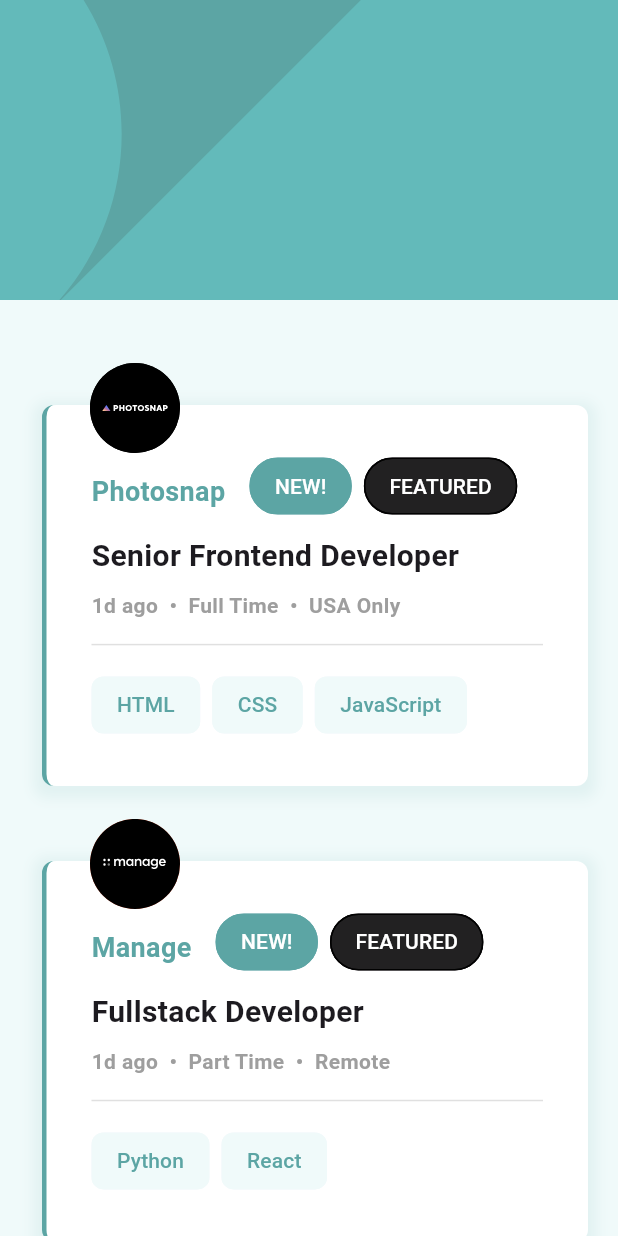
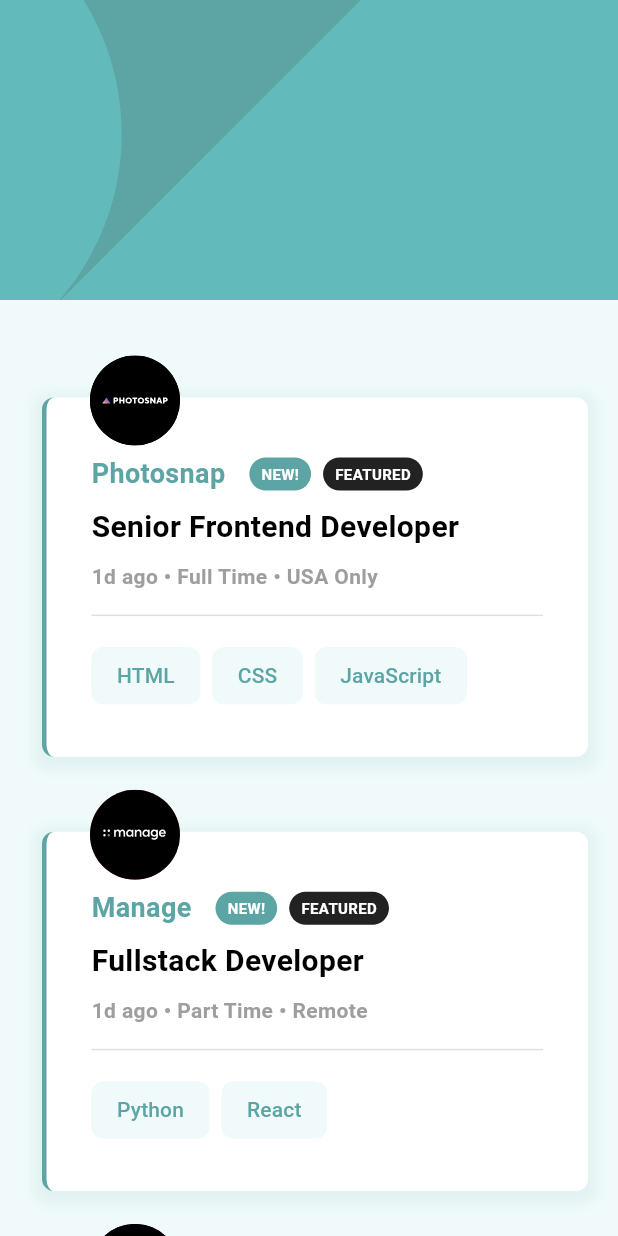
Before and after one commit to hammadalive7/job_listing, a Flutter app: the screen it shows after launch, on a phone screen of 412 x 824 dp. Run offline on Flutter 3.47's test engine with Material 3 defaults, Android fonts, the phone set to English and light mode, and no system bars; our stand-ins replace flutter_svg.

```diff
--- /dev/null
+++ b/lib/constants/colors.dart
@@ -0,0 +1,4 @@
+import 'dart:ui';
+
+const primaryColor = Color(0xff5ca5a4);
+const secondaryColor = Color(0xfff0fafa);
--- /dev/null
+++ b/lib/constants/strings.dart
@@ -0,0 +1,5 @@
+
+const String appName = "Jobs Listing";
+const String newJob = "NEW!";
+const String featuredJob = "FEATURED";
+const String filterClear = "Clear";
--- a/lib/main.dart
+++ b/lib/main.dart
@@ -1,8 +1,16 @@
 import 'package:flutter/material.dart';
+import 'package:flutter_listing/constants/strings.dart';
+import 'package:flutter_listing/providers/job_provider.dart';
+import 'package:provider/provider.dart';
 import 'views/job_listing_screen/job_listing_screen.dart';
 
 void main() {
-  runApp(MyApp());
+  runApp(
+    ChangeNotifierProvider(
+      create: (context) => JobProvider(),
+      child: MyApp(),
+    ),
+  );
 }
 
 class MyApp extends StatelessWidget {
@@ -10,11 +18,11 @@ class MyApp extends StatelessWidget {
   Widget build(BuildContext context) {
     return MaterialApp(
       debugShowCheckedModeBanner: false,
-      title: 'Job Listings',
+      title: appName,
       theme: ThemeData(
         primarySwatch: Colors.teal,
       ),
-      home: HomeScreen(),
+      home: const JobListingScreen(),
     );
   }
 }
--- /dev/null
+++ b/lib/providers/job_provider.dart
@@ -0,0 +1,39 @@
+import 'package:flutter/material.dart';
+import 'package:flutter_listing/data/listing_data.dart';
+import 'package:flutter_listing/model/listing_model.dart';
+
+class JobProvider with ChangeNotifier {
+  final List<Jobs> _jobs = data.map((jobData) => Jobs.fromJson(jobData)).toList();
+  final List<String> _selectedFilters = [];
+
+  List<Jobs> get jobs => _jobs;
+  List<String> get selectedFilters => _selectedFilters;
+
+  void addFilter(String filter) {
+    if (!_selectedFilters.contains(filter)) {
+      _selectedFilters.add(filter);
+      notifyListeners();
+    }
+  }
+
+  void removeFilter(String filter) {
+    _selectedFilters.remove(filter);
+    notifyListeners();
+  }
+
+  void clearFilters() {
+    _selectedFilters.clear();
+    notifyListeners();
+  }
+
+  List<Jobs> get filteredJobs {
+    if (_selectedFilters.isEmpty) {
+      return _jobs;
+    } else {
+      return _jobs.where((job) {
+        final allTags = [...job.languages, ...job.tools];
+        return _selectedFilters.every((filter) => allTags.contains(filter));
+      }).toList();
+    }
+  }
+}
--- a/lib/views/job_listing_screen/components/custom_header.dart
+++ b/lib/views/job_listing_screen/components/custom_header.dart
@@ -1,4 +1,5 @@
 import 'package:flutter/material.dart';
+import 'package:flutter_listing/constants/colors.dart';
 import 'package:flutter_svg/flutter_svg.dart';
 
 class CustomHeader extends StatelessWidget {
@@ -9,7 +10,7 @@ class CustomHeader extends StatelessWidget {
   @override
   Widget build(BuildContext context) {
     return Container(
-      color: const Color(0xff5ca5a4),
+      color: primaryColor,
       height: isMobile ? 200.0 : 300.0,
       width: double.infinity,
       child: SvgPicture.asset(
--- a/lib/views/job_listing_screen/components/job_card.dart
+++ b/lib/views/job_listing_screen/components/job_card.dart
@@ -1,9 +1,9 @@
-import 'package:flutter/foundation.dart';
 import 'package:flutter/material.dart';
+import 'package:flutter_listing/constants/colors.dart';
 import 'package:flutter_listing/model/listing_model.dart';
 import 'package:flutter_svg/flutter_svg.dart';
 import 'job_card_text.dart';
-import 'job_carf_chips.dart';
+import 'job_card_chips.dart';
 
 class JobCard extends StatelessWidget {
   final Jobs job;
@@ -17,7 +17,8 @@ class JobCard extends StatelessWidget {
 
   @override
   Widget build(BuildContext context) {
-    return LayoutBuilder(builder: (context, constraints) {
+    final bool isWideScreen = MediaQuery.of(context).size.width > 800;
+
     return Stack(
       children: [
         Padding(
@@ -26,7 +27,7 @@ class JobCard extends StatelessWidget {
             decoration: BoxDecoration(
               boxShadow: [
                 BoxShadow(
-                    color: const Color(0xff5ca5a4).withOpacity(0.1),
+                  color:  primaryColor.withOpacity(0.1),
                   spreadRadius: 5,
                   blurRadius: 7,
                   offset: const Offset(0, 3), // changes position of shadow
@@ -37,51 +38,22 @@ class JobCard extends StatelessWidget {
               border: Border(
                 left: BorderSide(
                   style: BorderStyle.solid,
-                    color: job.isFeatured
-                        ? const Color(0xff5ca5a4)
-                        : Colors.white, // Blue color
-                    width: 3.0, // Thickness
+                  color:
+                      job.isFeatured ? primaryColor: Colors.white,
+                  width: 3.0,
                 ),
               ),
             ),
             child: Padding(
               padding: const EdgeInsets.all(30.0),
-                child: constraints.maxWidth > 800
-                    ? Row(
-                        crossAxisAlignment: CrossAxisAlignment.center,
-                        mainAxisAlignment: MainAxisAlignment.spaceBetween,
-                        children: [
-                            Row(
-                              children: [
-                                SizedBox(
-                                    width: 60.0,
-                                    child: SvgPicture.asset(job.logo)),
-                                SizedBox(
-                                    width: MediaQuery.sizeOf(context).width *
-                                        0.03),
-                                JobCardText(job: job),
-                              ],
-                            ),
-                            JobCardChips(job: job, onAddFilter: onAddFilter),
-                          ])
-                    : Column(
-                        crossAxisAlignment: CrossAxisAlignment.start,
-                        children: [
-                          JobCardText(job: job),
-                          SizedBox(
-                              height: MediaQuery.sizeOf(context).height * 0.01),
-                          Divider(color: Colors.grey[300], thickness: 1.0),
-                          SizedBox(
-                              height: MediaQuery.sizeOf(context).height * 0.01),
-                          JobCardChips(job: job, onAddFilter: onAddFilter),
-                        ],
+              child: isWideScreen
+                  ? buildWideLayout(context)
+                  : buildNarrowLayout(context),
             ),
           ),
         ),
-          ),
-          constraints.maxWidth > 800
-              ? Container()
-              : Positioned(
+        if (!isWideScreen)
+          Positioned(
             top: 0,
             left: 0,
             child: Padding(
@@ -94,6 +66,35 @@ class JobCard extends StatelessWidget {
           ),
       ],
     );
-    });
+  }
+
+  Row buildWideLayout(BuildContext context) {
+    return Row(
+      crossAxisAlignment: CrossAxisAlignment.center,
+      mainAxisAlignment: MainAxisAlignment.spaceBetween,
+      children: [
+        Row(
+          children: [
+            SizedBox(width: 60.0, child: SvgPicture.asset(job.logo)),
+            SizedBox(width: MediaQuery.sizeOf(context).width * 0.03),
+            JobCardText(job: job),
+          ],
+        ),
+        JobCardChips(job: job, onAddFilter: onAddFilter),
+      ],
+    );
+  }
+
+  Column buildNarrowLayout(BuildContext context) {
+    return Column(
+      crossAxisAlignment: CrossAxisAlignment.start,
+      children: [
+        JobCardText(job: job),
+        SizedBox(height: MediaQuery.sizeOf(context).height * 0.01),
+        Divider(color: Colors.grey[300], thickness: 1.0),
+        SizedBox(height: MediaQuery.sizeOf(context).height * 0.01),
+        JobCardChips(job: job, onAddFilter: onAddFilter),
+      ],
+    );
   }
 }
--- /dev/null
+++ b/lib/views/job_listing_screen/components/job_card_chips.dart
@@ -0,0 +1,66 @@
+import 'package:flutter/material.dart';
+import 'package:flutter_listing/constants/colors.dart';
+import 'package:flutter_listing/model/listing_model.dart';
+
+class JobCardChips extends StatefulWidget {
+  final Jobs job;
+  final Function(String) onAddFilter;
+
+  const JobCardChips({
+    super.key,
+    required this.job,
+    required this.onAddFilter,
+  });
+
+  @override
+  _JobCardChipsState createState() => _JobCardChipsState();
+}
+
+class _JobCardChipsState extends State<JobCardChips> {
+  final Map<String, bool> _hovering = {};
+
+  @override
+  Widget build(BuildContext context) {
+    return Wrap(
+      spacing: 8.0,
+      runSpacing: 8.0,
+      children: [
+        ...widget.job.languages.map((lang) => _buildChip(lang)).toList(),
+        ...widget.job.tools.map((tool) => _buildChip(tool)).toList(),
+      ],
+    );
+  }
+
+  Widget _buildChip(String label) {
+    return MouseRegion(
+      onEnter: (_) => _setHover(label, true),
+      onExit: (_) => _setHover(label, false),
+      child: ActionChip(
+        backgroundColor: _hovering[label] == true
+            ? primaryColor
+            : secondaryColor,
+        shape: RoundedRectangleBorder(
+          borderRadius: BorderRadius.circular(8.0),
+        ),
+        side: const BorderSide(
+          color: secondaryColor,
+        ),
+        label: Text(
+          label,
+          style: TextStyle(
+            color: _hovering[label] == true
+                ? Colors.white
+                : primaryColor,
+          ),
+        ),
+        onPressed: () => widget.onAddFilter(label),
+      ),
+    );
+  }
+
+  void _setHover(String label, bool isHovering) {
+    setState(() {
+      _hovering[label] = isHovering;
+    });
+  }
+}
--- a/lib/views/job_listing_screen/components/job_card_text.dart
+++ b/lib/views/job_listing_screen/components/job_card_text.dart
@@ -1,4 +1,6 @@
 import 'package:flutter/material.dart';
+import 'package:flutter_listing/constants/colors.dart';
+import 'package:flutter_listing/constants/strings.dart';
 import 'package:flutter_listing/model/listing_model.dart';
 
 class JobCardText extends StatelessWidget {
@@ -12,50 +14,79 @@ class JobCardText extends StatelessWidget {
       crossAxisAlignment: CrossAxisAlignment.start,
       children: [
         Row(
+          crossAxisAlignment: CrossAxisAlignment.center,
           children: [
             Padding(
               padding: const EdgeInsets.only(right: 8.0, top: 8.0),
-              child: Text(job.company,
-                  style: const TextStyle(
-                      color: Color(0xff5ca5a4),
-                      fontSize: 18.0,
-                      fontWeight: FontWeight.bold)),
+              child: Text(
+                job.company,
+                style: const TextStyle(
+                  color: primaryColor,
+                  fontSize: 18.0,
+                  fontWeight: FontWeight.bold,
+                ),
+              ),
             ),
             if (job.isNew)
-              const Padding(
-                padding: EdgeInsets.only(left: 8.0),
-                child: Chip(
-                  shape: RoundedRectangleBorder(
-                      side: BorderSide(color: Color(0xff5ca5a4)),
-                      borderRadius: BorderRadius.all(Radius.circular(20.0))),
-                  label: Text('NEW!', style: TextStyle(color: Colors.white)),
-                  backgroundColor: Color(0xff5ca5a4),
+              Padding(
+                padding: const EdgeInsets.only(left: 8.0, top: 8.0),
+                child: Container(
+                  padding: const EdgeInsets.symmetric(
+                      horizontal: 8.0, vertical: 4.0),
+                  decoration: BoxDecoration(
+                    color: primaryColor,
+                    borderRadius: BorderRadius.circular(20.0),
+                  ),
+                  child: const Text(
+                    newJob,
+                    style: TextStyle(
+                      color: Colors.white,
+                      fontSize: 10.0,
+                      fontWeight: FontWeight.bold,
+                    ),
+                  ),
                 ),
               ),
             if (job.isFeatured)
-              const Padding(
-                padding: EdgeInsets.only(left: 8.0),
-                child: Chip(
-                  shape: RoundedRectangleBorder(
-                      side: BorderSide(color: Colors.black87),
-                      borderRadius: BorderRadius.all(Radius.circular(20.0))),
-                  label:
-                      Text('FEATURED', style: TextStyle(color: Colors.white)),
-                  backgroundColor: Colors.black87,
+              Padding(
+                padding: const EdgeInsets.only(left: 8.0, top: 8.0),
+                child: Container(
+                  padding: const EdgeInsets.symmetric(
+                      horizontal: 8.0, vertical: 4.0),
+                  decoration: BoxDecoration(
+                    color: Colors.black87,
+                    borderRadius: BorderRadius.circular(20.0),
+                  ),
+                  child: const Text(
+                    featuredJob,
+                    style: TextStyle(
+                      color: Colors.white,
+                      fontSize: 10.0,
+                      fontWeight: FontWeight.bold,
+                    ),
+                  ),
                 ),
               ),
           ],
         ),
-        SizedBox(height: MediaQuery.sizeOf(context).height * 0.01),
-        Text(job.position,
-            style:
-                const TextStyle(fontSize: 20.0, fontWeight: FontWeight.bold)),
-        SizedBox(height: MediaQuery.sizeOf(context).height * 0.01),
-        Text('${job.postedAt}  •  ${job.contract}  •  ${job.location}',
-            style: const TextStyle(
-                color: Colors.grey,
-                fontSize: 14.0,
-                fontWeight: FontWeight.bold)),
+        const SizedBox(height: 8.0),
+        Text(
+          job.position,
+          style: const TextStyle(
+            fontSize: 20.0,
+            fontWeight: FontWeight.bold,
+            color: Colors.black,
+          ),
+        ),
+        const SizedBox(height: 8.0),
+        Text(
+          '${job.postedAt} • ${job.contract} • ${job.location}',
+          style: const TextStyle(
+            color: Colors.grey,
+            fontSize: 14.0,
+            fontWeight: FontWeight.bold,
+          ),
+        ),
       ],
     );
   }
--- a/lib/views/job_listing_screen/components/job_carf_chips.dart
+++ /dev/null
@@ -1,54 +0,0 @@
-
-import 'package:flutter/material.dart';
-import 'package:flutter_listing/model/listing_model.dart';
-
-class JobCardChips extends StatelessWidget {
-
-  final Jobs job;
-  final Function(String) onAddFilter;
-
-  const JobCardChips({
-    super.key,
-    required this.job,
-    required this.onAddFilter,
-  });
-
-  @override
-  Widget build(BuildContext context) {
-    return                   Wrap(
-      spacing: 8.0,
-      runSpacing: 8.0,
-      children: [
-        ...job.languages
-            .map((lang) => ActionChip(
-          backgroundColor: const Color(0xfff0fafa),
-          shape: RoundedRectangleBorder(
-            borderRadius: BorderRadius.circular(8.0),
-          ),
-          side:
-          const BorderSide(color: Color(0xfff0fafa)),
-          label: Text(lang,
-              style: const TextStyle(
-                  color: Color(0xff5ca5a4))),
-          onPressed: () => onAddFilter(lang),
-        ))
-            .toList(),
-        ...job.tools
-            .map((tool) => ActionChip(
-          backgroundColor: const Color(0xfff0fafa),
-          shape: RoundedRectangleBorder(
-            borderRadius: BorderRadius.circular(8.0),
-          ),
-          side:
-          const BorderSide(color: Color(0xfff0fafa)),
-          label: Text(tool,
-              style: const TextStyle(
-                  color: Color(0xff5ca5a4))),
-          onPressed: () => onAddFilter(tool),
-        ))
-            .toList(),
-      ],
-    );
-
-  }
-}
--- a/lib/views/job_listing_screen/components/job_filter.dart
+++ b/lib/views/job_listing_screen/components/job_filter.dart
@@ -1,4 +1,6 @@
 import 'package:flutter/material.dart';
+import 'package:flutter_listing/constants/colors.dart';
+import 'package:flutter_listing/constants/strings.dart';
 import 'package:flutter_svg/flutter_svg.dart';
 
 class FilterSection extends StatelessWidget {
@@ -6,7 +8,6 @@ class FilterSection extends StatelessWidget {
   final Function(String) onRemoveFilter;
   final VoidCallback onClearFilters;
   final bool isMobile;
-  final BoxConstraints constraints;
 
   const FilterSection({
     super.key,
@@ -14,15 +15,16 @@ class FilterSection extends StatelessWidget {
     required this.onRemoveFilter,
     required this.onClearFilters,
     required this.isMobile,
-    required this.constraints,
   });
 
   @override
   Widget build(BuildContext context) {
-    return                       Align(
+    final double horizontalPadding = MediaQuery.of(context).size.width > 800 ? 140.0 : 20.0;
+
+    return Align(
       alignment: Alignment.bottomCenter,
       child: Padding(
-        padding: constraints.maxWidth > 800 ? const EdgeInsets.only(left: 140.0, right: 140.0, top: 15.0, bottom: 15.0) :const EdgeInsets.all(20.0),
+        padding: EdgeInsets.symmetric(horizontal: horizontalPadding, vertical: 15.0),
         child: Container(
           width: double.infinity,
           height: 150,
@@ -33,8 +35,7 @@ class FilterSection extends StatelessWidget {
             borderRadius: BorderRadius.circular(8),
             boxShadow: [
               BoxShadow(
-                color:
-                const Color(0xff5ca5a4).withOpacity(0.1),
+                color: primaryColor.withOpacity(0.1),
                 spreadRadius: 5,
                 blurRadius: 7,
                 offset: const Offset(0, 3),
@@ -47,21 +48,23 @@ class FilterSection extends StatelessWidget {
               Expanded(
                 flex: 2,
                 child: Padding(
-                    padding: const EdgeInsets.only(left: 16.0, right: 16.0),
+                  padding: const EdgeInsets.symmetric(horizontal: 16.0),
                   child: Wrap(
                     spacing: 8.0,
                     runSpacing: 8.0,
-                      children: [
-                        ...selectedFilters.map((filter) => FilterChip(
-                          backgroundColor: const Color(0xfff0fafa),
-                          side: const BorderSide(color: Color(0xfff0fafa)),
-                          labelStyle: const TextStyle(color: Color(0xff5ca5a4)),
+                    children: selectedFilters.map((filter) {
+                      return FilterChip(
+                        backgroundColor: secondaryColor,
+                        side: const BorderSide(color: secondaryColor),
+                        labelStyle: const TextStyle(color: primaryColor),
                         deleteIcon: SvgPicture.asset(
                           'assets/images/icon-remove.svg',
-                            color: const Color(0xff5ca5a4),
+                          color: primaryColor,
                         ),
-                          deleteIconBoxConstraints:
-                          const BoxConstraints.tightFor(width: 20.0, height: 20.0),
+                        deleteIconBoxConstraints: const BoxConstraints.tightFor(
+                          width: 20.0,
+                          height: 20.0,
+                        ),
                         label: Text(filter),
                         onDeleted: () => onRemoveFilter(filter),
                         onSelected: (bool value) {
@@ -69,10 +72,10 @@ class FilterSection extends StatelessWidget {
                             onRemoveFilter(filter);
                           }
                         },
-                        )),
-                      ],
+                      );
+                    }).toList(),
                   ),
-                  )
+                ),
               ),
               Expanded(
                 flex: 1,
@@ -82,11 +85,12 @@ class FilterSection extends StatelessWidget {
                   ),
                   onPressed: onClearFilters,
                   child: const Text(
-                    'Clear',
+                    filterClear,
                     style: TextStyle(
                       color: Colors.grey,
                       fontSize: 15,
-                        fontWeight: FontWeight.bold),
+                      fontWeight: FontWeight.bold,
+                    ),
                   ),
                 ),
               ),
@@ -95,6 +99,5 @@ class FilterSection extends StatelessWidget {
         ),
       ),
     );
-
   }
 }
--- a/lib/views/job_listing_screen/job_listing_screen.dart
+++ b/lib/views/job_listing_screen/job_listing_screen.dart
@@ -1,101 +1,53 @@
-import 'package:flutter/foundation.dart';
 import 'package:flutter/material.dart';
-import 'package:flutter_listing/data/listing_data.dart';
-import 'package:flutter_listing/model/listing_model.dart';
+import 'package:flutter_listing/constants/colors.dart';
+import 'package:provider/provider.dart';
+import 'package:flutter_listing/providers/job_provider.dart';
 import 'components/custom_header.dart';
 import 'components/job_card.dart';
 import 'components/job_filter.dart';
 
-class HomeScreen extends StatefulWidget {
-  const HomeScreen({super.key});
-
-  @override
-  _HomeScreenState createState() => _HomeScreenState();
-}
-
-class _HomeScreenState extends State<HomeScreen> {
-  final List<Jobs> jobs;
-  final List<String> selectedFilters;
-
-  _HomeScreenState()
-      : jobs = data.map((jobData) => Jobs.fromJson(jobData)).toList(),
-        selectedFilters = [];
-
-  void addFilter(String filter) {
-    setState(() {
-      if (!selectedFilters.contains(filter)) {
-        selectedFilters.add(filter);
-      }
-    });
-  }
-
-  void removeFilter(String filter) {
-    setState(() {
-      selectedFilters.remove(filter);
-    });
-  }
-
-  void clearFilters() {
-    setState(() {
-      selectedFilters.clear();
-    });
-  }
-
-  List<Jobs> get filteredJobs {
-    if (selectedFilters.isEmpty) {
-      return jobs;
-    } else {
-      return jobs.where((job) {
-        final allTags = [...job.languages, ...job.tools];
-        return selectedFilters.every((filter) => allTags.contains(filter));
-      }).toList();
-    }
-  }
+class JobListingScreen extends StatelessWidget {
+  const JobListingScreen({super.key});
 
   @override
   Widget build(BuildContext context) {
+    final jobProvider = Provider.of<JobProvider>(context);
+    final bool isMobile = MediaQuery.of(context).size.width < 600;
+    final double horizontalPadding =
+        MediaQuery.of(context).size.width > 800 ? 140.0 : 20.0;
+
     return Scaffold(
-      backgroundColor: const Color(0xfff0fafa),
-      body: LayoutBuilder(
-        builder: (context, constraints) {
-          bool isMobile = constraints.maxWidth < 600;
-          return SingleChildScrollView(
+      backgroundColor: secondaryColor,
+      body: SingleChildScrollView(
         child: Column(
           crossAxisAlignment: CrossAxisAlignment.start,
           children: [
             Stack(
               children: [
                 CustomHeader(isMobile: isMobile),
-                    if (selectedFilters.isNotEmpty)
+                if (jobProvider.selectedFilters.isNotEmpty)
                   FilterSection(
-                        selectedFilters: selectedFilters,
-                        onRemoveFilter: removeFilter,
-                        onClearFilters: clearFilters,
+                    selectedFilters: jobProvider.selectedFilters,
+                    onRemoveFilter: jobProvider.removeFilter,
+                    onClearFilters: jobProvider.clearFilters,
                     isMobile: isMobile,
-                        constraints: constraints,
                   ),
               ],
             ),
             Padding(
-                  padding: constraints.maxWidth > 800
-                      ? const EdgeInsets.only(
-                          left: 140.0, right: 140.0, top: 15.0, bottom: 15.0)
-                      : const EdgeInsets.all(20.0),
+              padding: EdgeInsets.symmetric(
+                  horizontal: horizontalPadding, vertical: 15.0),
               child: Column(
-                    children: filteredJobs
-                        .map(
-                          (job) => JobCard(
+                children: jobProvider.filteredJobs
+                    .map((job) => JobCard(
                           job: job,
-                            onAddFilter: addFilter,
-                          ),
-                        )
+                          onAddFilter: jobProvider.addFilter,
+                        ))
                     .toList(),
               ),
             ),
           ],
         ),
-          );
-        },
       ),
     );
   }
--- a/pubspec.yaml
+++ b/pubspec.yaml
@@ -14,6 +14,7 @@ dependencies:
 
   cupertino_icons: ^1.0.6
   flutter_svg: ^2.0.10+1
+  provider: ^6.1.2
 
 dev_dependencies:
   flutter_test:
```
Also changed, not shown: pubspec.lock. Lines whose indentation alone changed are shown as unchanged.
